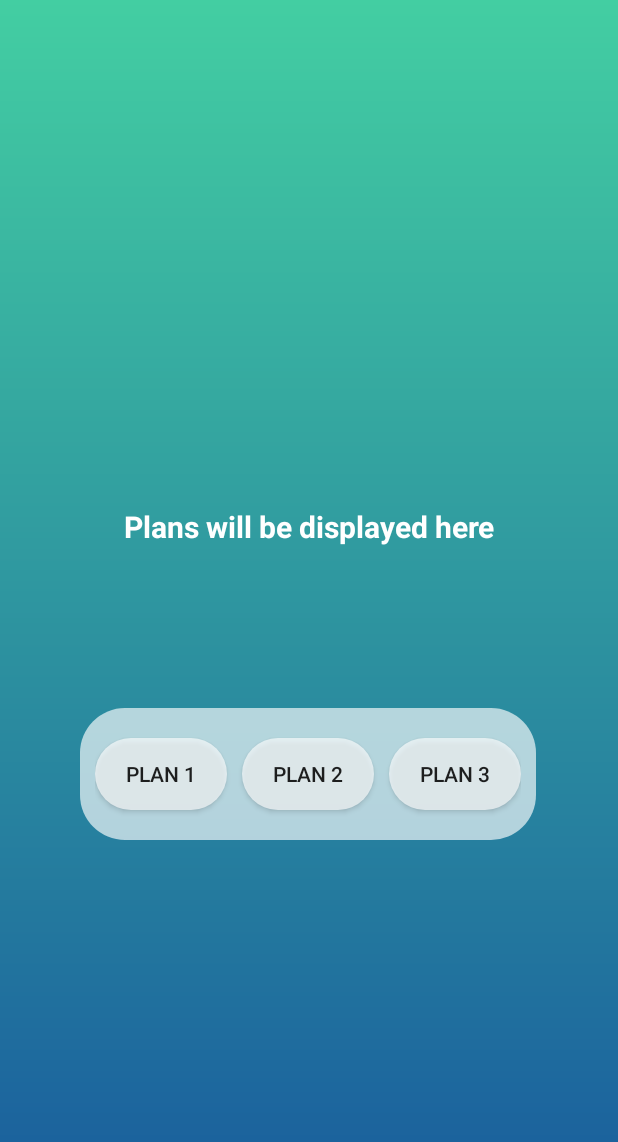
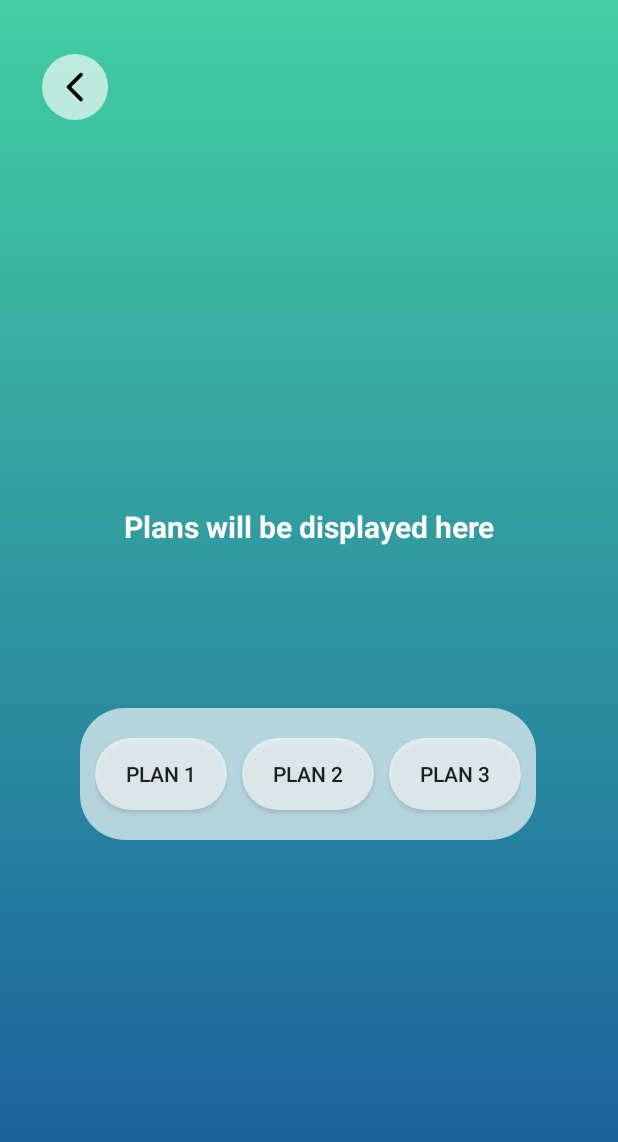
Before and after one commit to Deon2005/EcoHop, an Android app: the layout choose_plan.xml on its own in the app's theme, with its tools: preview values and no code run, on a phone screen of 412 x 824 dp. Shown: the top 1142 px of the screen. Run offline under Robolectric (Android 15) with nearby library versions, the phone set to English and light mode, and no system bars.

Commit message:
Frontend updated

```diff
--- /dev/null
+++ b/app/src/main/res/drawable/back_button.xml
@@ -0,0 +1,5 @@
+<vector xmlns:android="http://schemas.android.com/apk/res/android" android:height="24dp" android:tint="#000000" android:viewportHeight="24" android:viewportWidth="24" android:width="24dp">
+
+    <path android:fillColor="@android:color/white" android:pathData="M16.88,2.88L16.88,2.88c-0.49,-0.49 -1.28,-0.49 -1.77,0l-8.41,8.41c-0.39,0.39 -0.39,1.02 0,1.41l8.41,8.41c0.49,0.49 1.28,0.49 1.77,0l0,0c0.49,-0.49 0.49,-1.28 0,-1.77L9.54,12l7.35,-7.35C17.37,4.16 17.37,3.37 16.88,2.88z"/>
+
+</vector>
--- a/app/src/main/res/layout/choose_plan.xml
+++ b/app/src/main/res/layout/choose_plan.xml
@@ -5,6 +5,18 @@
     android:layout_height="match_parent"
     xmlns:app="http://schemas.android.com/apk/res-auto"
     android:background="@drawable/rect1">
+
+    <ImageButton
+        android:id="@+id/back1"
+        android:layout_width="wrap_content"
+        android:layout_height="wrap_content"
+        android:layout_marginStart="28dp"
+        android:layout_marginTop="36dp"
+        android:background="@drawable/translucent_pill_background"
+        android:padding="10dp"
+        android:src="@drawable/back_button"
+        app:layout_constraintStart_toStartOf="parent"
+        app:layout_constraintTop_toTopOf="parent" />
 
     <ScrollView
         android:id="@+id/scrollView2"
@@ -17,6 +29,7 @@
         app:layout_constraintStart_toStartOf="parent">
 
         <TextView
+            android:id="@+id/full_plan"
             android:layout_width="match_parent"
             android:layout_height="wrap_content"
             android:gravity="center"
@@ -45,20 +58,23 @@
             android:layout_width="wrap_content"
             android:layout_height="wrap_content"
             android:background="@drawable/translucent_pill_background"
-            android:text="Plan 1" />
+            android:text="Plan 1"
+            android:id="@+id/plan1"/>
 
         <androidx.appcompat.widget.AppCompatButton
             android:layout_width="wrap_content"
             android:layout_height="wrap_content"
             android:layout_margin="10dp"
             android:background="@drawable/translucent_pill_background"
-            android:text="Plan 2" />
+            android:text="Plan 2"
+            android:id="@+id/plan2"/>
 
         <androidx.appcompat.widget.AppCompatButton
             android:layout_width="wrap_content"
             android:layout_height="wrap_content"
             android:background="@drawable/translucent_pill_background"
-            android:text="Plan 3" />
+            android:text="Plan 3"
+            android:id="@+id/plan3"/>
     </LinearLayout>
 
 </androidx.constraintlayout.widget.ConstraintLayout>
```
Also changed, not shown: app/src/main/java/com/example/ecohop/MainActivity.java (+93 -19 lines), app/src/main/res/layout/traveling.xml (+16 -1 lines).
